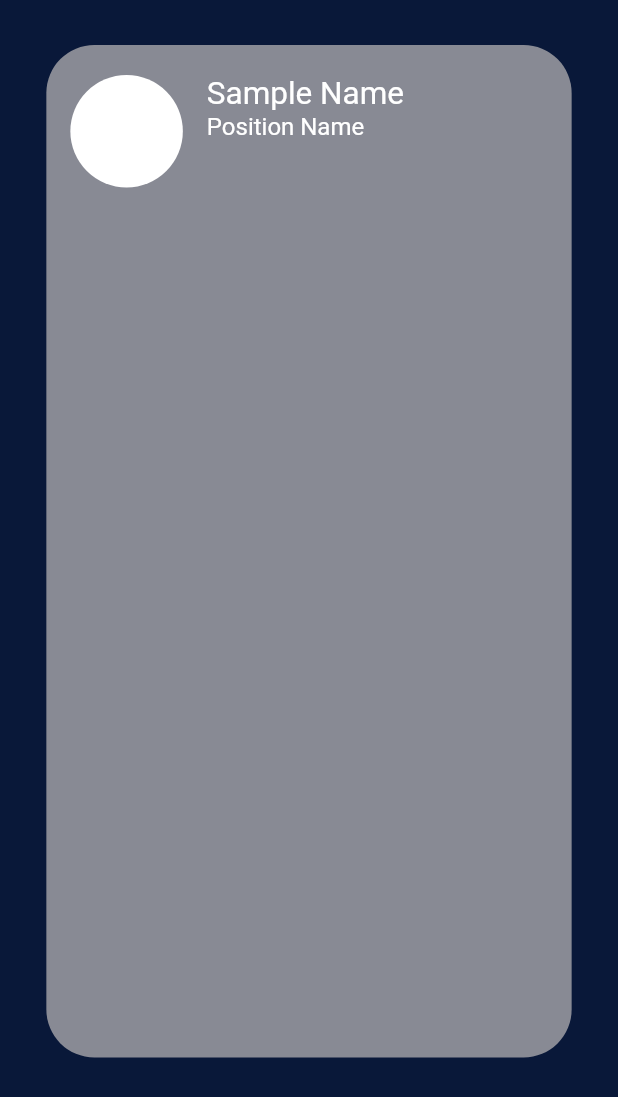
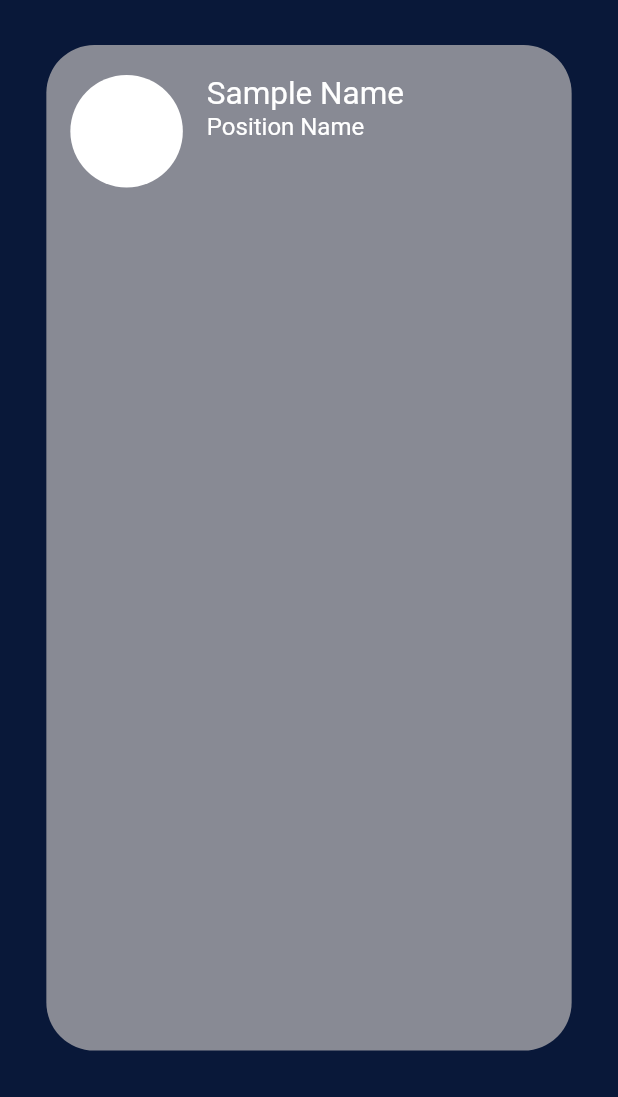
Before and after one commit to sGurkaran/concluder, a Flutter app: the InformPage screen opened directly, on a phone screen of 412 x 824 dp. Shown: the top 1097 px of the screen. Run offline on Flutter 3.47's test engine with Material 2 defaults, Android fonts, the phone set to English and light mode, and no system bars.

Commit message:
InformViewFinal

```diff
--- a/lib/personInformation.dart
+++ b/lib/personInformation.dart
@@ -15,14 +15,15 @@ class InformView extends StatelessWidget {
   Widget build(BuildContext context) {
    return Column(
      children: <Widget>[
-       Align(
+       Expanded(
+         child: Container(
              alignment: Alignment.topCenter,
              child: FractionallySizedBox(
                widthFactor: 0.85,
+               heightFactor: 0.85,
                child: Padding(
                  padding: const EdgeInsets.only(top: 30.0),
                  child: Container(
-               height: 675,
                    decoration: BoxDecoration(
                      color: Color(0xFF888A94),
                      borderRadius:
@@ -35,6 +36,8 @@ class InformView extends StatelessWidget {
                ),
              ),
            ),
+       ),
+
      ]
    );
   }
```
Lines whose indentation alone changed are shown as unchanged.
